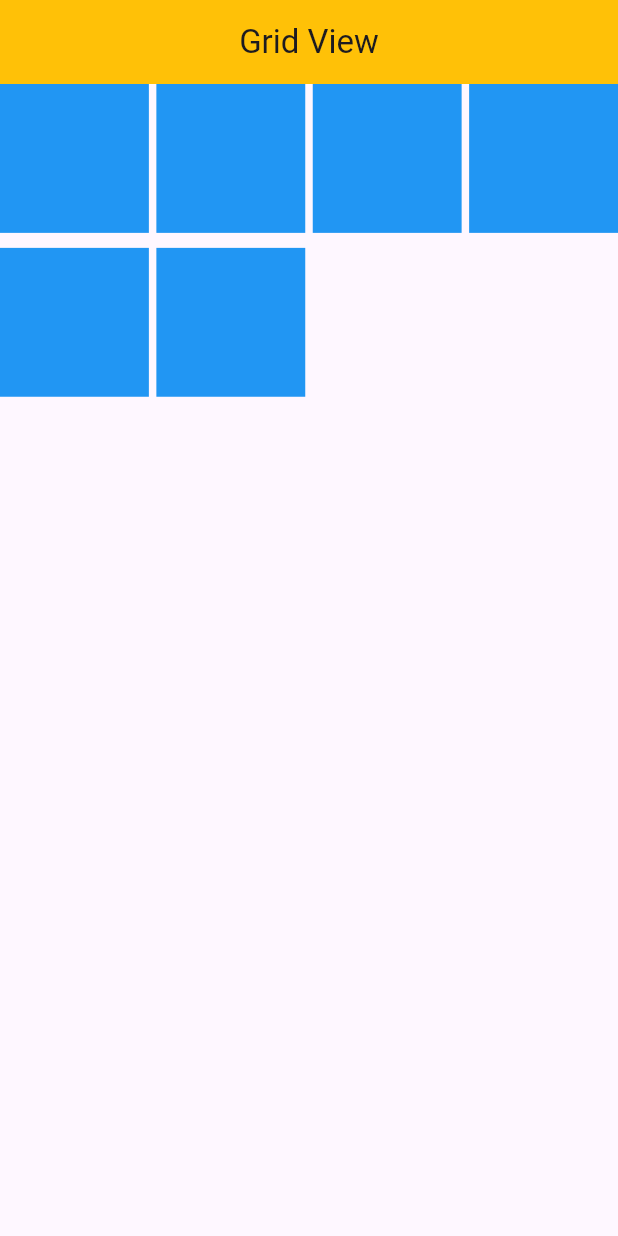
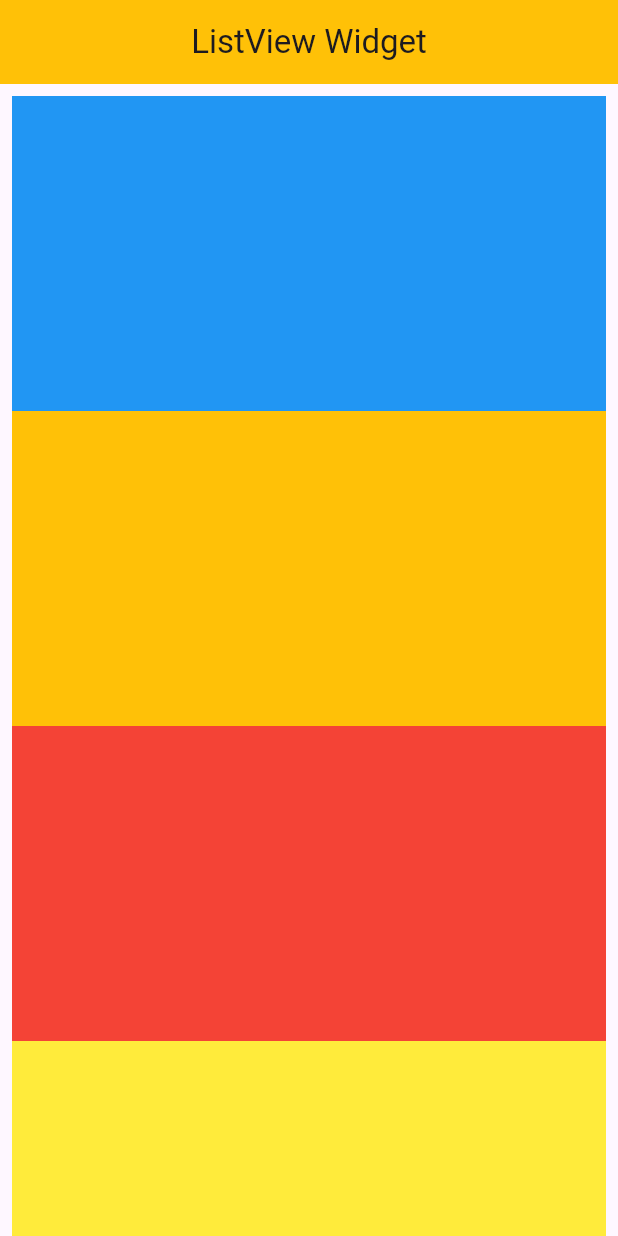
Before and after one commit to Ajkaushik9045/flutter_basics, a Flutter app: the screen it shows after launch, on a phone screen of 412 x 824 dp. Run offline on Flutter 3.47's test engine with Material 3 defaults, Android fonts, the phone set to English and light mode, and no system bars; our stand-ins replace cached_network_image.

Commit message:
listView

```diff
--- /dev/null
+++ b/lib/Flutter_Widgets/Layout_Widgets/list_view_widget.dart
@@ -0,0 +1,63 @@
+import 'package:flutter/material.dart';
+
+class ListViewWidget extends StatelessWidget {
+  const ListViewWidget({super.key});
+
+  @override
+  Widget build(BuildContext context) {
+    return Scaffold(
+      appBar: AppBar(
+        title: const Text("ListView Widget"),
+        backgroundColor: Colors.amber,
+        centerTitle: true,
+      ),
+      body: Column(
+        children: [
+          Expanded(
+            child: ListView(
+              scrollDirection: Axis.vertical,  // Sets the direction to vertical
+              padding: const EdgeInsets.all(8),  // Adds padding around the ListView
+              itemExtent: 210.0,  // Sets a fixed extent for each item
+              reverse: false,  // Controls the order of items
+              shrinkWrap: false,  // Controls whether the ListView shrinks to fit its children
+              physics: const BouncingScrollPhysics(),  // Sets the scroll behavior
+              children: [
+                //All the item Inside the list present here
+                Container(
+                  color: Colors.blue,
+                  height: 200,
+                  width: 200,
+                ),
+                Container(
+                  color: Colors.amber,
+                  height: 200,
+                  width: 200,
+                ),
+                Container(
+                  color: Colors.red,
+                  height: 200,
+                  width: 200,
+                ),
+                Container(
+                  color: Colors.yellow,
+                  height: 200,
+                  width: 200,
+                ),
+                Container(
+                  color: Colors.green,
+                  height: 200,
+                  width: 200,
+                ),
+                Container(
+                  color: Colors.grey,
+                  height: 200,
+                  width: 200,
+                ),
+              ],
+            ),
+          ),
+        ],
+      ),
+    );
+  }
+}
--- a/lib/main.dart
+++ b/lib/main.dart
@@ -15,8 +15,9 @@ import 'package:flutter_basics/Flutter_Widgets/Basic_Widgets/row_widget.dart';
 import 'package:flutter_basics/Flutter_Widgets/Basic_Widgets/text_widget.dart';
 import 'package:flutter_basics/Flutter_Widgets/Layout_Widgets/grid_view_widget.dart';
 import 'package:flutter_basics/Flutter_Widgets/Layout_Widgets/indexed_stack_widgte.dart';
+import 'package:flutter_basics/Flutter_Widgets/Layout_Widgets/list_view_widget.dart';
 import 'package:flutter_basics/Flutter_Widgets/Layout_Widgets/stack_widget.dart';
-import 'package:flutter_basics/Flutter_Widgets/wrap_widget.dart';
+
 
 void main() {
   runApp(const MyApp());
@@ -30,7 +31,7 @@ class MyApp extends StatelessWidget {
   Widget build(BuildContext context) {
     return const MaterialApp(
       debugShowCheckedModeBanner: false,
-      home:GridViewWidget(),
+      home:ListViewWidget(),
     );
   }
 }
```
Also changed, not shown: lib/Flutter_Widgets/Basic_Widgets/wrap_widget.dart (renamed from lib/Flutter_Widgets/wrap_widget.dart).
